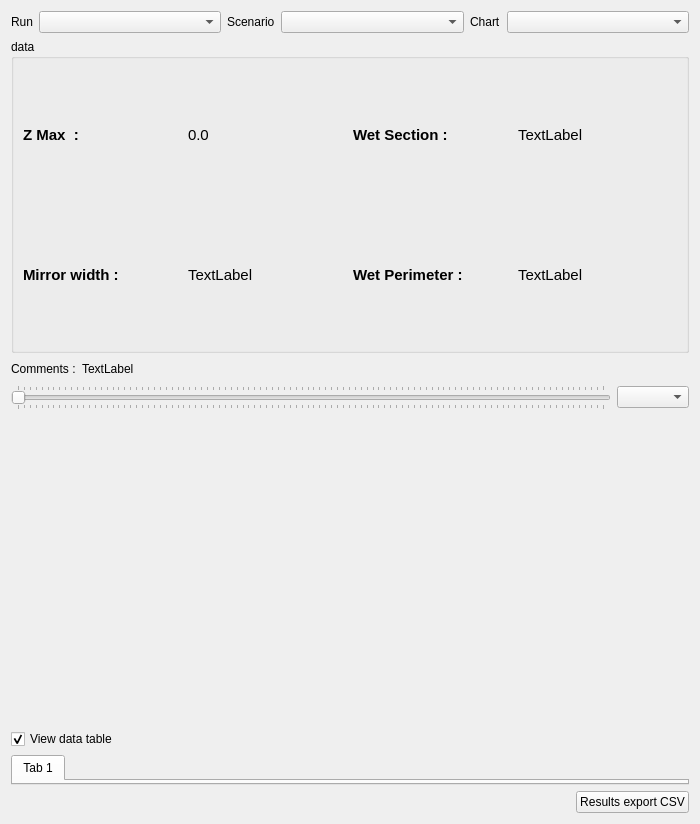
Above: ui/graphProfilResult_new.ui from Artelia/Mascaret before the change. Below: the same form after it.
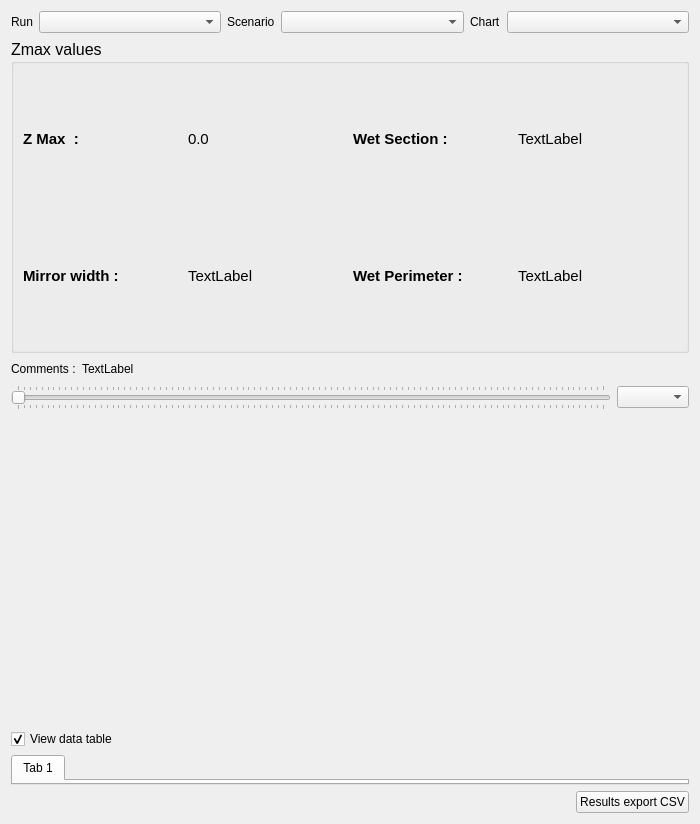
That is the form after the change.

Patch:
```diff
--- a/ui/graphProfilResult_new.ui
+++ b/ui/graphProfilResult_new.ui
@@ -97,8 +97,13 @@
             <verstretch>0</verstretch>
            </sizepolicy>
           </property>
+          <property name="font">
+           <font>
+            <pointsize>12</pointsize>
+           </font>
+          </property>
           <property name="title">
-           <string>data</string>
+           <string>Zmax values</string>
           </property>
           <layout class="QGridLayout" name="gridLayout_2">
            <item row="0" column="0">
```
Left out of the diff: 58 changed lines with no effect on the pictures.
